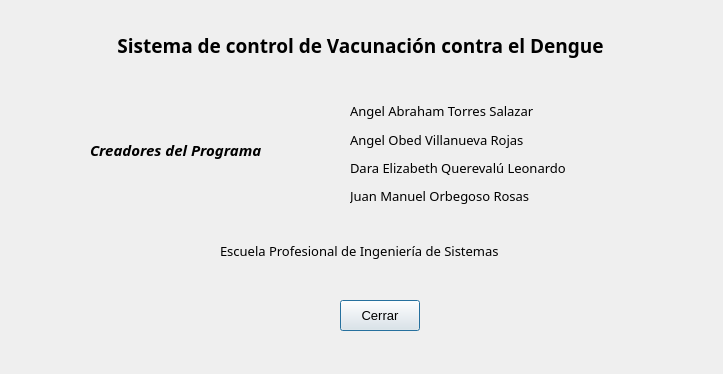
Old version of the form PAF_GUI/PAF_GRAFICA/gui/aboutgui.ui in the repository JMOrbegoso/USS-2021-II-PP.
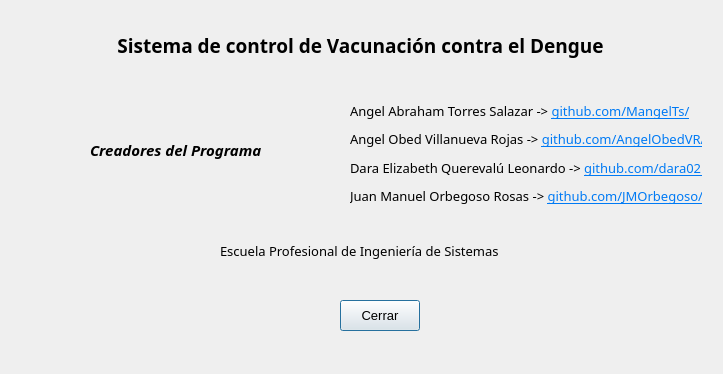
New version of the form.

Commit message: Update aboutgui.ui adding GitHub links

Diff of the .ui file:
```diff
--- a/PAF_GUI/PAF_GRAFICA/gui/aboutgui.ui
+++ b/PAF_GUI/PAF_GRAFICA/gui/aboutgui.ui
@@ -60,7 +60,7 @@
     <rect>
      <x>350</x>
      <y>100</y>
-     <width>271</width>
+     <width>352</width>
      <height>107</height>
     </rect>
    </property>
@@ -74,7 +74,7 @@
        </font>
       </property>
       <property name="text">
-       <string>Angel Abraham Torres Salazar</string>
+       <string>&lt;html&gt;&lt;head/&gt;&lt;body&gt;&lt;p&gt;Angel Abraham Torres Salazar -&amp;gt; &lt;a href=&quot;https://github.com/MangelTs/&quot;&gt;&lt;span style=&quot; text-decoration: underline; color:#007af4;&quot;&gt;github.com/MangelTs/&lt;/span&gt;&lt;/a&gt;&lt;/p&gt;&lt;/body&gt;&lt;/html&gt;</string>
       </property>
      </widget>
     </item>
@@ -87,7 +87,7 @@
        </font>
       </property>
       <property name="text">
-       <string>Angel Obed Villanueva Rojas</string>
+       <string>&lt;html&gt;&lt;head/&gt;&lt;body&gt;&lt;p&gt;Angel Obed Villanueva Rojas -&amp;gt; &lt;a href=&quot;https://github.com/AngelObedVR/&quot;&gt;&lt;span style=&quot; text-decoration: underline; color:#007af4;&quot;&gt;github.com/AngelObedVR/&lt;/span&gt;&lt;/a&gt;&lt;/p&gt;&lt;/body&gt;&lt;/html&gt;</string>
       </property>
      </widget>
     </item>
@@ -100,7 +100,7 @@
        </font>
       </property>
       <property name="text">
-       <string>Dara Elizabeth Querevalú Leonardo</string>
+       <string>&lt;html&gt;&lt;head/&gt;&lt;body&gt;&lt;p&gt;Dara Elizabeth Querevalú Leonardo -&amp;gt; &lt;a href=&quot;https://github.com/dara0215/&quot;&gt;&lt;span style=&quot; text-decoration: underline; color:#007af4;&quot;&gt;github.com/dara0215/&lt;/span&gt;&lt;/a&gt;&lt;/p&gt;&lt;/body&gt;&lt;/html&gt;</string>
       </property>
      </widget>
     </item>
@@ -113,7 +113,10 @@
        </font>
       </property>
       <property name="text">
-       <string>Juan Manuel Orbegoso Rosas</string>
+       <string>&lt;html&gt;&lt;head/&gt;&lt;body&gt;&lt;p&gt;Juan Manuel Orbegoso Rosas -&amp;gt; &lt;a href=&quot;https://github.com/JMOrbegoso/&quot;&gt;&lt;span style=&quot; text-decoration: underline; color:#007af4;&quot;&gt;github.com/JMOrbegoso/&lt;/span&gt;&lt;/a&gt;&lt;/p&gt;&lt;/body&gt;&lt;/html&gt;</string>
+      </property>
+      <property name="textInteractionFlags">
+       <set>Qt::LinksAccessibleByMouse</set>
       </property>
      </widget>
     </item>
```
Left out of the diff: 8 changed lines with no effect on the pictures. The commit also changes 1 other file.
